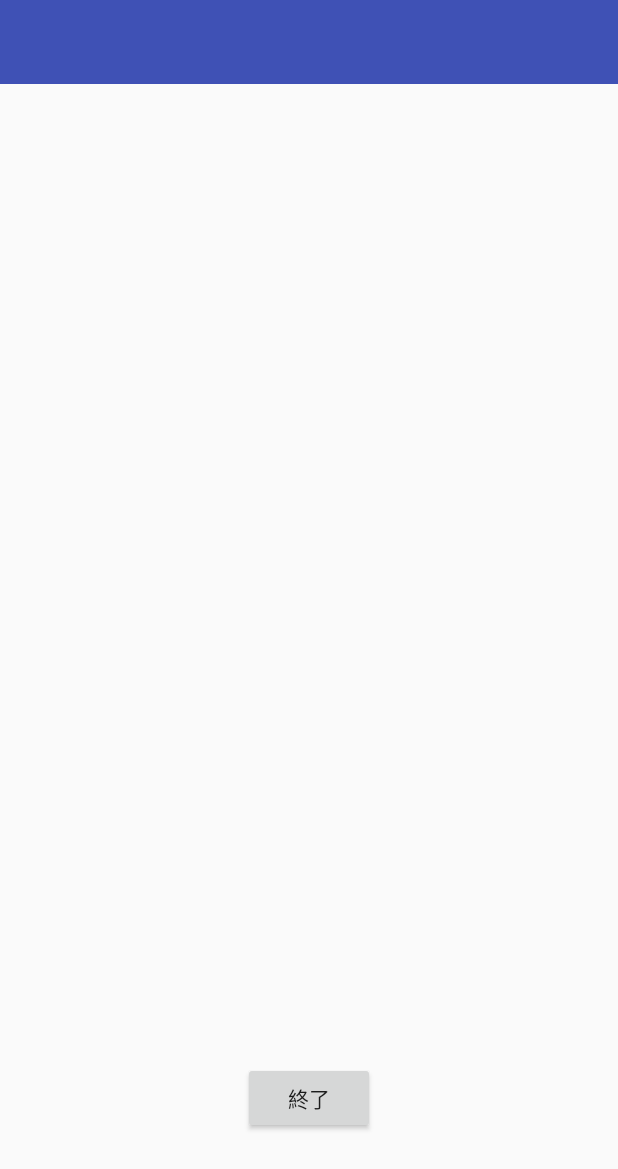
After one commit to Taku24/DocomoHackathonAR, an Android app: the DetailActivity screen opened directly, with no data from a screen before it, on a phone screen of 412 x 824 dp. The commit adds this screen. Shown: the top 1169 px of the screen. Run offline under Robolectric (Android 15) with nearby library versions, the phone set to English and light mode, and no system bars; our stand-ins replace ButterKnife.

Commit message:
add DetailActivity

```diff
--- a/app/build.gradle
+++ b/app/build.gradle
@@ -5,7 +5,7 @@ android {
     buildToolsVersion "26.0.1"
     defaultConfig {
         applicationId "eu.kudan.ar"
-        minSdkVersion 15
+        minSdkVersion 19
         targetSdkVersion 26
         versionCode 1
         versionName "1.0"
--- a/app/src/main/AndroidManifest.xml
+++ b/app/src/main/AndroidManifest.xml
@@ -28,6 +28,10 @@
         <activity
             android:name=".Screens.ShowARActivity"
             android:screenOrientation="portrait" />
+
+        <activity
+            android:name=".Screens.DetailActivity"
+            android:screenOrientation="portrait" />
     </application>
 
 </manifest>
--- /dev/null
+++ b/app/src/main/java/docomohackathonar/taku/com/docomohackathonar/Screens/DetailActivity.java
@@ -0,0 +1,34 @@
+package docomohackathonar.taku.com.docomohackathonar.Screens;
+
+import android.os.Bundle;
+import android.support.v7.app.AppCompatActivity;
+import android.view.View;
+import android.widget.Button;
+
+import butterknife.Bind;
+import butterknife.ButterKnife;
+import docomohackathonar.taku.com.docomohackathonar.R;
+
+/**
+ * Created by taku24 on 2017/08/08.
+ */
+
+public class DetailActivity extends AppCompatActivity {
+
+    @Bind(R.id.finish)
+    Button mFinish;
+
+    @Override
+    protected void onCreate(Bundle savedInstanceState) {
+        super.onCreate(savedInstanceState);
+        setContentView(R.layout.activity_detail);
+        ButterKnife.bind(this);
+        mFinish.setOnClickListener(new View.OnClickListener() {
+            @Override
+            public void onClick(View view) {
+                finish();
+            }
+        });
+    }
+
+}
--- /dev/null
+++ b/app/src/main/res/layout/activity_detail.xml
@@ -0,0 +1,30 @@
+<?xml version="1.0" encoding="utf-8"?>
+<LinearLayout xmlns:android="http://schemas.android.com/apk/res/android"
+    android:layout_width="match_parent"
+    android:layout_height="match_parent"
+    android:orientation="vertical">
+
+    <android.support.v7.widget.Toolbar
+        android:layout_width="match_parent"
+        android:layout_height="wrap_content"
+        android:background="@color/colorPrimary">
+
+
+    </android.support.v7.widget.Toolbar>
+
+    <RelativeLayout
+        android:layout_width="match_parent"
+        android:layout_height="match_parent">
+
+        <Button
+            android:id="@+id/finish"
+            android:layout_width="wrap_content"
+            android:layout_height="wrap_content"
+            android:text="終了"
+            android:layout_alignParentBottom="true"
+            android:layout_centerHorizontal="true"
+            android:layout_marginBottom="68dp" />
+
+    </RelativeLayout>
+
+</LinearLayout>
```
Also changed, not shown: app/src/main/java/docomohackathonar/taku/com/docomohackathonar/Screens/ShowARActivity.java (+68 -1 lines), app/src/main/res/layout/activity_show_ar.xml (+14 -3 lines).
